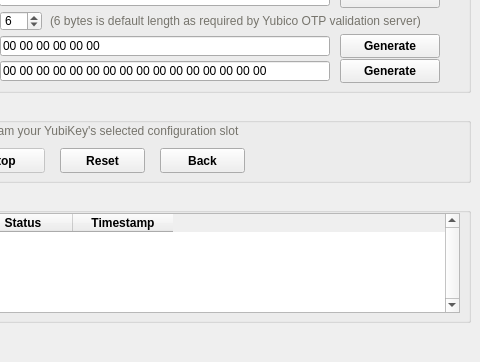
Old version of the form src/ui/otppage.ui in the repository Yubico/yubikey-personalization-gui-dpkg; both pictures show x 250 to 730 and y 288 to 650 of the 730 by 650 pixel window.
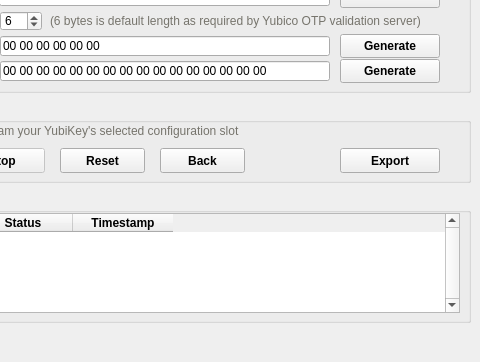
New version of the form. The open tabs and pages were chosen to show the change. Icons and pictures are not drawn.

```diff
--- a/src/ui/otppage.ui
+++ b/src/ui/otppage.ui
@@ -1684,6 +1684,35 @@
       <bool>false</bool>
      </property>
     </widget>
+    <widget class="QPushButton" name="advExportConfigBtn">
+     <property name="geometry">
+      <rect>
+       <x>580</x>
+       <y>45</y>
+       <width>100</width>
+       <height>25</height>
+      </rect>
+     </property>
+     <property name="whatsThis">
+      <string/>
+     </property>
+     <property name="styleSheet">
+      <string notr="true">font: 12px;
+font-weight: bold;</string>
+     </property>
+     <property name="text">
+      <string>Export</string>
+     </property>
+     <property name="autoExclusive">
+      <bool>false</bool>
+     </property>
+     <property name="default">
+      <bool>false</bool>
+     </property>
+     <property name="flat">
+      <bool>false</bool>
+     </property>
+    </widget>
    </widget>
    <widget class="QGroupBox" name="advProgramMulKeysBox">
     <property name="geometry">
```
Left out of the diff: 25 changed lines with no effect on the pictures.
